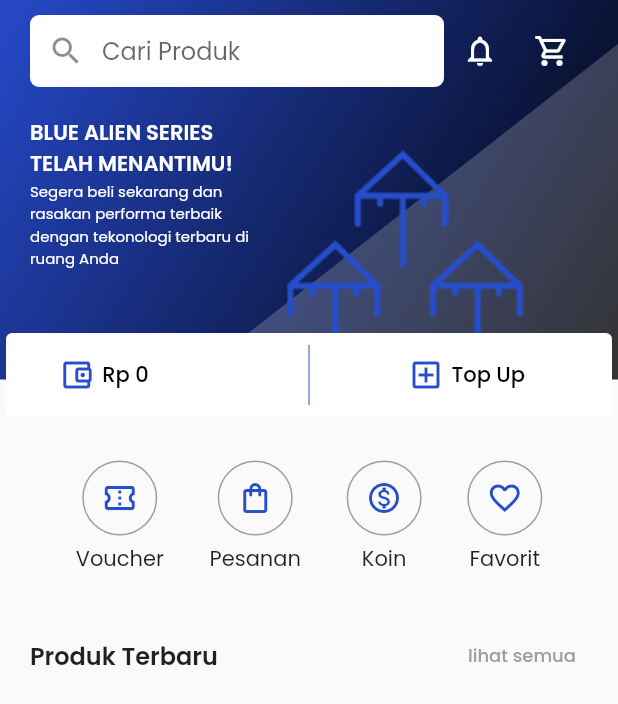
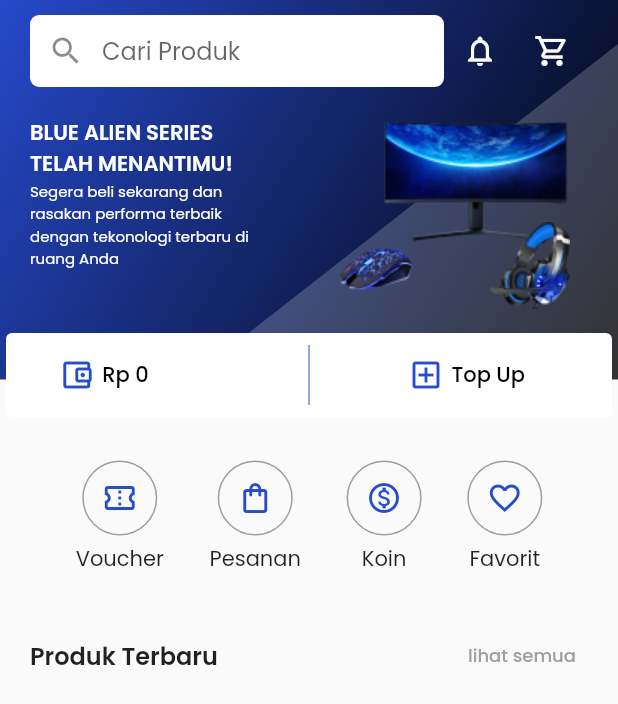
Before and after one commit to Kelompok-17-Capstone/mobile_flutter, a Flutter app: the HomePageView screen opened directly, on a phone screen of 412 x 824 dp. Shown: the top 704 px of the screen. Run offline on Flutter 3.47's test engine with Material 2 defaults, Android fonts, the phone set to English and light mode, and no system bars; our stand-ins replace barcode_widget, file_picker, flutter_dotenv, shared_preferences; accounts and stored records are empty.

Commit message:
adding product images

```diff
--- a/lib/shared/headers.dart
+++ b/lib/shared/headers.dart
@@ -105,6 +105,7 @@ Widget homeHeader(BuildContext context) {
               ),
               const SizedBox(height: 20),
               Row(
+                crossAxisAlignment: CrossAxisAlignment.start,
                 children: [
                   Expanded(
                     child: Column(
@@ -131,21 +132,21 @@ Widget homeHeader(BuildContext context) {
                     child: Stack(
                       children: [
                         Transform.translate(
-                          offset: const Offset(50, 10),
+                          offset: const Offset(50, -30),
                           child: const Image(
-                            image: AssetImage('assets/icons/alta_icon.png'),
+                            image: AssetImage('assets/images/products/monitor.png'),
                           ),
                         ),
                         Transform.translate(
-                          offset: const Offset(5, 70),
+                          offset: const Offset(30, 70),
                           child: const Image(
-                            image: AssetImage('assets/icons/alta_icon.png'),
+                            image: AssetImage('assets/images/products/mouse.png'),
                           ),
                         ),
                         Transform.translate(
-                          offset: const Offset(100, 70),
+                          offset: const Offset(140, 70),
                           child: const Image(
-                            image: AssetImage('assets/icons/alta_icon.png'),
+                            image: AssetImage('assets/images/products/headset.png'),
                           ),
                         ),
                       ],
--- a/pubspec.yaml
+++ b/pubspec.yaml
@@ -75,6 +75,7 @@ flutter:
     - assets/icons/
     - assets/fonts/
     - assets/images/
+    - assets/images/products/
 
   # An image asset can refer to one or more resolution-specific "variants", see
   # https://flutter.dev/assets-and-images/#resolution-aware
```
Also changed, not shown: assets/images/products/headset.png (added), assets/images/products/monitor.png (added), assets/images/products/mouse.png (added), pubspec.lock.
